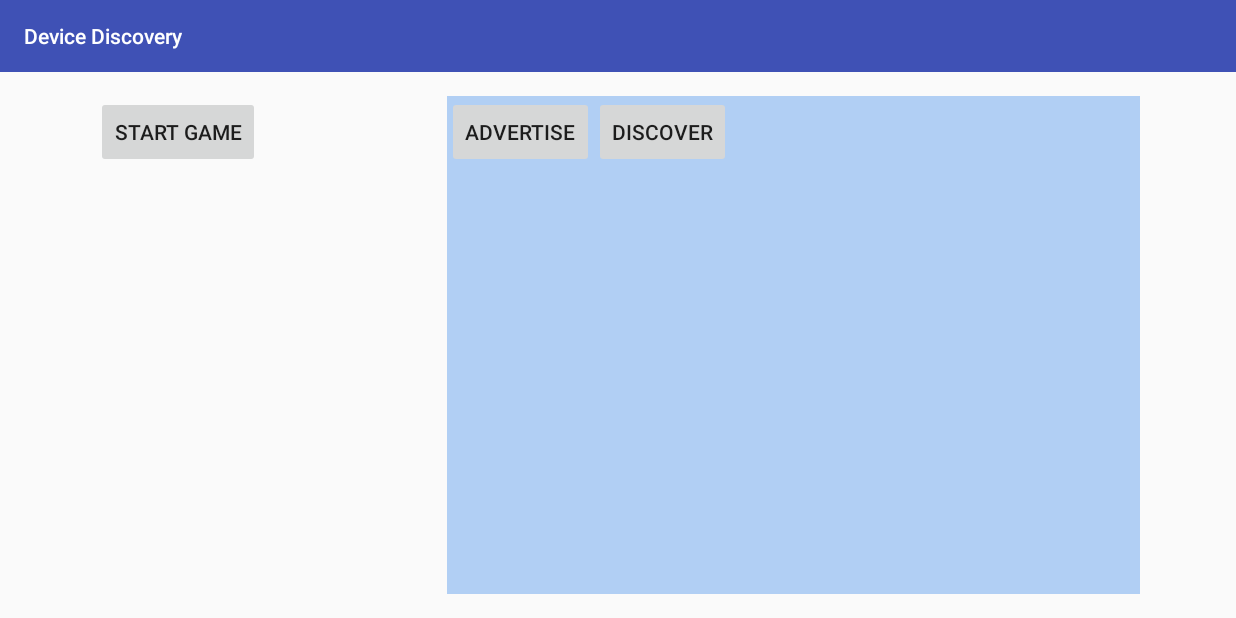
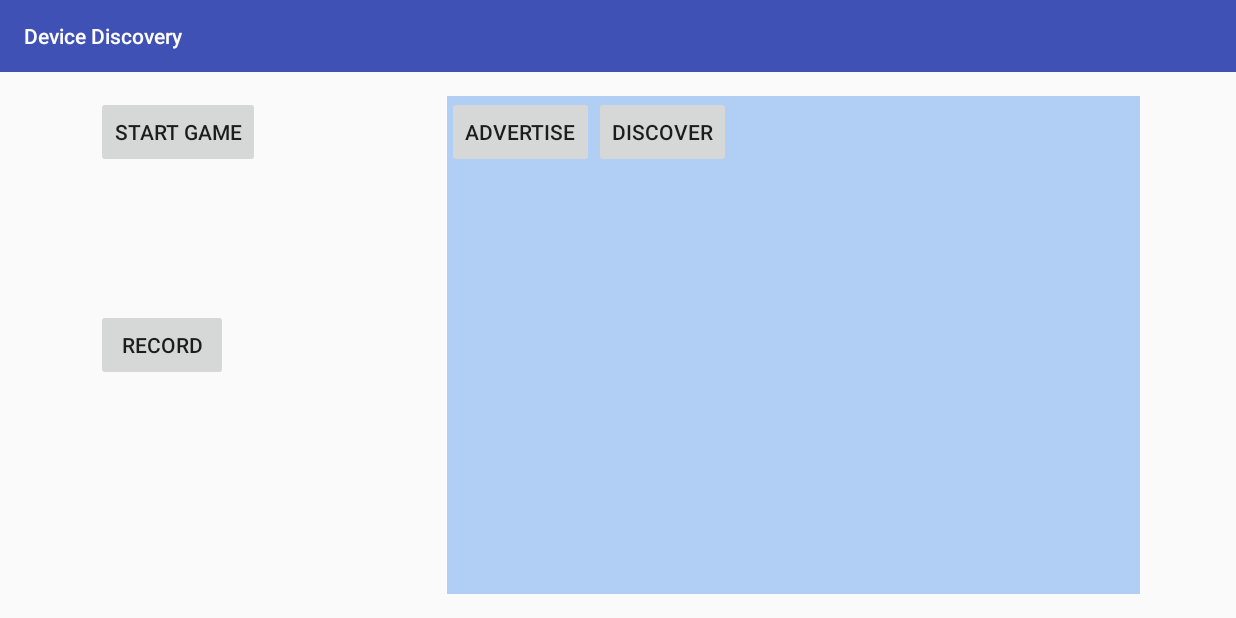
Before and after one commit to imran94/android-discovery, an Android app: the screen it shows after launch (MainActivity), on a phone screen of 824 x 412 dp (held sideways). Run offline under Robolectric (Android 15) with nearby library versions, the light colour scheme and no system bars; 4 statements that could not run were skipped.

Commit message:
Change layout of MainActivity

```diff
--- a/app/src/main/java/com/project/imran/devicediscovery/MainActivity.java
+++ b/app/src/main/java/com/project/imran/devicediscovery/MainActivity.java
@@ -90,6 +90,7 @@ public class MainActivity extends AppCompatActivity implements
     int minBuffSize;
 
     private boolean isConnectedToEndpoint = false;
+    private boolean mRecording = false;
 
     @Override
     protected void onCreate(Bundle savedInstanceState) {
@@ -101,6 +102,7 @@ public class MainActivity extends AppCompatActivity implements
         findViewById(R.id.button_discover).setOnClickListener(this);
         findViewById(R.id.button_send).setOnClickListener(this);
         findViewById(R.id.button_new).setOnClickListener(this);
+        findViewById(R.id.button_record).setOnClickListener(this);
 
         mMessageText = (EditText) findViewById(R.id.edittext_message);
 
@@ -117,12 +119,14 @@ public class MainActivity extends AppCompatActivity implements
 
         // Audio config
         sampleRate = 8000;
-        channelConfig = AudioFormat.CHANNEL_OUT_STEREO;
+        channelConfig = AudioFormat.CHANNEL_IN_MONO;
         audioFormat = AudioFormat.ENCODING_PCM_16BIT;
         minBuffSize = AudioRecord.getMinBufferSize(sampleRate, channelConfig, audioFormat);
 
         updateViewVisibility(STATE_READY);
         debugLog("minBuffSize: " + minBuffSize);
+
+        startRecording();
     }
 
     public class MyEndpointAdapter extends ArrayAdapter<Endpoint> {
@@ -295,7 +299,7 @@ public class MainActivity extends AppCompatActivity implements
                                     Toast.LENGTH_SHORT).show();
 
                             mOtherEndpointId = endpointId;
-                            startVoiceChat();
+//                            startVoiceChat();
                             updateViewVisibility(STATE_CONNECTED);
                         } else {
                             debugLog("onConnectionResponse: " + endpointId + "FAILED");
@@ -329,7 +333,7 @@ public class MainActivity extends AppCompatActivity implements
 
                                             isConnectedToEndpoint = true;
                                             mOtherEndpointId = endpointId;
-                                            startVoiceChat();
+//                                            startVoiceChat();
                                             updateViewVisibility(STATE_CONNECTED);
                                         } else {
                                             debugLog("acceptConnectionRequest: FAILED");
@@ -348,11 +352,11 @@ public class MainActivity extends AppCompatActivity implements
         mConnectionRequestDialog.show();
     }
 
-    public void startVoiceChat() {
+    public void startRecording() {
         Thread streamThread = new Thread(new Runnable() {
            @Override
             public void run() {
-               byte[] buffer = new byte[minBuffSize];
+               short[] buffer = new short[minBuffSize];
 
                recorder = new AudioRecord(MediaRecorder.AudioSource.MIC,
                                             sampleRate,
@@ -360,7 +364,7 @@ public class MainActivity extends AppCompatActivity implements
                                             audioFormat,
                                             minBuffSize);
                speaker = new AudioTrack(
-                       AudioManager.STREAM_MUSIC,
+                       AudioManager.STREAM_VOICE_CALL,
                        sampleRate,
                        channelConfig,
                        audioFormat,
@@ -369,13 +373,10 @@ public class MainActivity extends AppCompatActivity implements
 
                speaker.play();
 
-               while(isConnectedToEndpoint) {
+               while(mRecording) {
                    minBuffSize = recorder.read(buffer, 0, buffer.length);
-                   debugLog("Sending minBuffSize: " + minBuffSize);
-                   debugLog("Sending buffer: " + buffer.length);
-                   Nearby.Connections.sendReliableMessage(mGoogleApiClient,
-                                                            mOtherEndpointId,
-                                                            buffer);
+                   speaker.write(buffer, 0, buffer.length);
+                   debugLog("Buffer.length: " + minBuffSize);
                }
            }
         });
@@ -396,6 +397,11 @@ public class MainActivity extends AppCompatActivity implements
                 break;
             case R.id.button_new:
                 startNewActivity();
+                break;
+            case R.id.button_record:
+                mRecording = !mRecording;
+                if (mRecording)
+                    startRecording();
                 break;
         }
     }
--- a/app/src/main/res/layout/activity_main.xml
+++ b/app/src/main/res/layout/activity_main.xml
@@ -19,6 +19,14 @@
             android:layout_width="wrap_content"
             android:layout_height="wrap_content"
             android:text="Start game" />
+
+        <Button
+            android:layout_width="wrap_content"
+            android:layout_height="wrap_content"
+            android:text="record"
+            android:id="@+id/button_record"
+            android:layout_centerVertical="true"
+            android:layout_alignParentLeft="true" />
     </RelativeLayout>
 
     <LinearLayout
```
